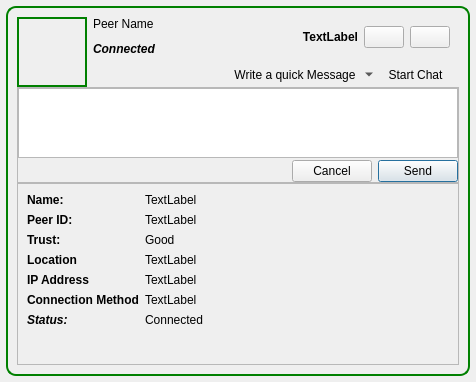
Above: retroshare-gui/src/gui/feeds/PeerItem.ui from RetroShare/RetroShare before the change. Below: the same form after it.
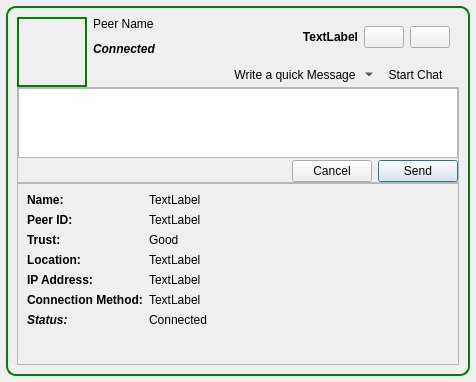
That is the form after the change. Icons and pictures are not drawn.

Commit message: Added a new checbox in the settings (NotifyPage) to enable/disable the new SecurityItem. It is enabled by default, but all existing users need to enable it. Added new buttons to SecurityItem to add/remove the peer and view peer details. Added new call to notifyListChange with NOTIFY_LIST_FRIENDS in AuthGPGimpl::AllowConnection. Fixed german language.

Patch:
```diff
--- a/retroshare-gui/src/gui/feeds/PeerItem.ui
+++ b/retroshare-gui/src/gui/feeds/PeerItem.ui
@@ -421,7 +421,7 @@
                 </font>
                </property>
                <property name="text">
-                <string>Location</string>
+                <string>Location:</string>
                </property>
               </widget>
              </item>
@@ -434,7 +434,7 @@
                 </font>
                </property>
                <property name="text">
-                <string>IP Address</string>
+                <string>IP Address:</string>
                </property>
               </widget>
              </item>
@@ -447,7 +447,7 @@
                 </font>
                </property>
                <property name="text">
-                <string>Connection Method</string>
+                <string>Connection Method:</string>
                </property>
               </widget>
              </item>
```
The commit also changes 16 other files.
